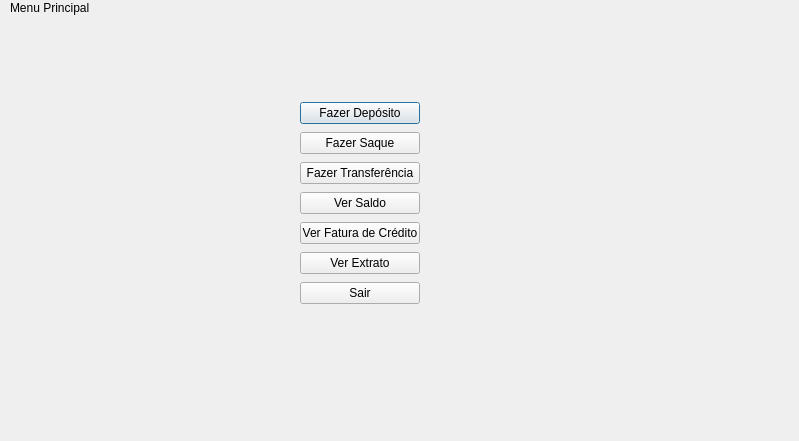
First picture: the form in Projeto/menuprincipal.ui, repository YagoConstantino/SistemaBancario, before the edit.
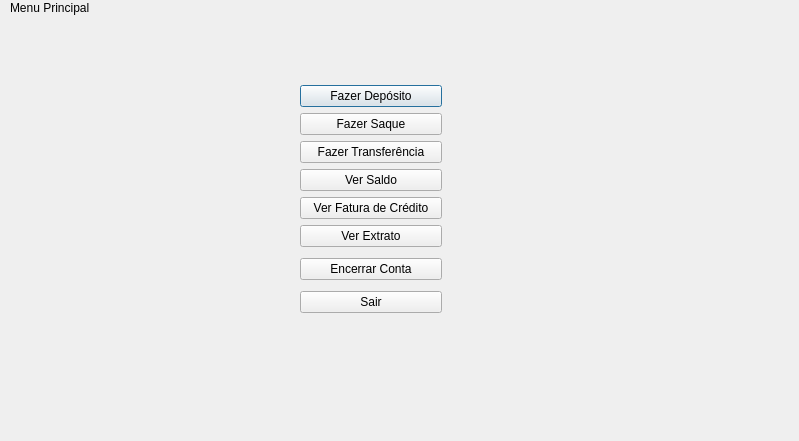
Second picture: the form after the edit. Icons and pictures are not drawn.

Patch:
```diff
--- a/Projeto/menuprincipal.ui
+++ b/Projeto/menuprincipal.ui
@@ -26,15 +26,17 @@
     <string>Menu Principal</string>
    </property>
   </widget>
-  <widget class="QWidget" name="">
+  <widget class="QWidget" name="layoutWidget">
    <property name="geometry">
     <rect>
      <x>300</x>
-     <y>100</y>
-     <width>120</width>
-     <height>206</height>
+     <y>80</y>
+     <width>142</width>
+     <height>238</height>
     </rect>
    </property>
+   <layout class="QVBoxLayout" name="verticalLayout_2">
+    <item>
    <layout class="QVBoxLayout" name="verticalLayout">
     <item>
      <widget class="QPushButton" name="Deposito">
@@ -76,6 +78,23 @@
       <property name="text">
        <string>Ver Extrato</string>
       </property>
+        <property name="icon">
+         <iconset resource="Assets.qrc">
+          <normaloff>:/Assets/Assets/download.png</normaloff>:/Assets/Assets/download.png</iconset>
+        </property>
+       </widget>
+      </item>
+     </layout>
+    </item>
+    <item>
+     <widget class="QPushButton" name="EncerraButton">
+      <property name="text">
+       <string>Encerrar Conta</string>
+      </property>
+      <property name="icon">
+       <iconset resource="Assets.qrc">
+        <normaloff>:/Assets/Assets/excluir.png</normaloff>:/Assets/Assets/excluir.png</iconset>
+      </property>
      </widget>
     </item>
     <item>
```
Left out of the diff: 28 changed lines with no effect on the pictures. Lines whose indentation alone changed are shown as unchanged.
